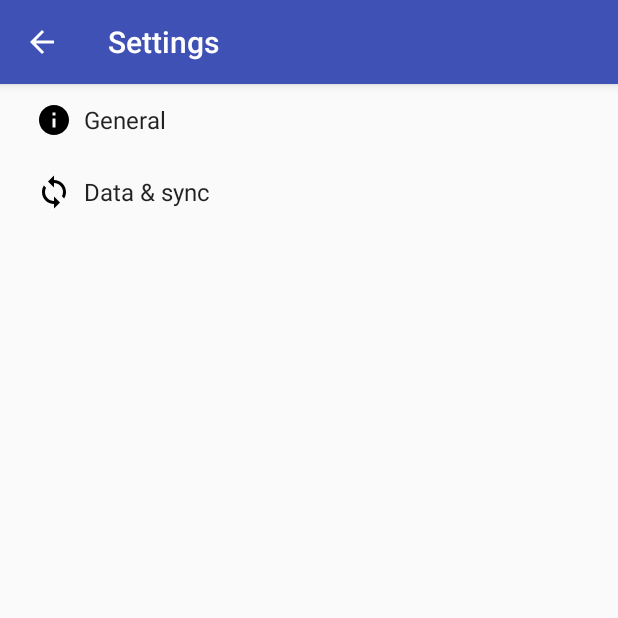
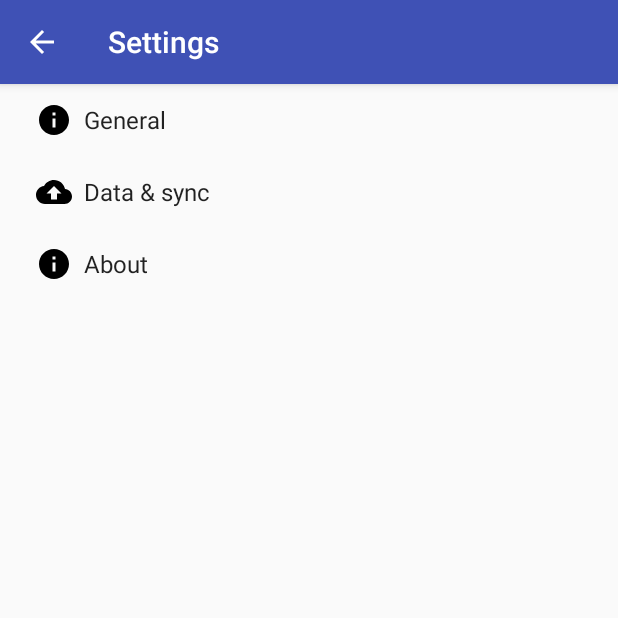
Before and after one commit to sreich/android-count-the-days, an Android app: the SettingsActivity screen opened directly, with no data from a screen before it, on a phone screen of 412 x 824 dp, the top half of it. Run offline under Robolectric (Android 15) with nearby library versions, the phone set to English and light mode, and no system bars; libraries missing offline, so code that uses them is left out: com.github.debop.kodatimes.

Commit message:
add beginning of 'about' section in settings, use better icons for settings

```diff
--- /dev/null
+++ b/app/src/main/res/drawable/ic_backup_black_24dp.xml
@@ -0,0 +1,9 @@
+<vector xmlns:android="http://schemas.android.com/apk/res/android"
+        android:width="24dp"
+        android:height="24dp"
+        android:viewportWidth="24.0"
+        android:viewportHeight="24.0">
+    <path
+        android:fillColor="#FF000000"
+        android:pathData="M19.35,10.04C18.67,6.59 15.64,4 12,4 9.11,4 6.6,5.64 5.35,8.04 2.34,8.36 0,10.91 0,14c0,3.31 2.69,6 6,6h13c2.76,0 5,-2.24 5,-5 0,-2.64 -2.05,-4.78 -4.65,-4.96zM14,13v4h-4v-4H7l5,-5 5,5h-3z"/>
+</vector>
--- a/app/src/main/res/values/strings.xml
+++ b/app/src/main/res/values/strings.xml
@@ -63,4 +63,5 @@
     <string name="confirmDialogNo">NO</string>
     <string name="importBackup">importBackup</string>
     <string name="exportBackup">exportBackup</string>
+    <string name="pref_header_about">About</string>
 </resources>
--- /dev/null
+++ b/app/src/main/res/xml/pref_about.xml
@@ -0,0 +1,13 @@
+<PreferenceScreen xmlns:android="http://schemas.android.com/apk/res/android">
+    <!-- NOTE: EditTextPreference accepts EditText attributes. -->
+    <!-- NOTE: EditTextPreference's summary should be set to its value by the activity code. -->
+    <EditTextPreference
+        android:capitalize="words"
+        android:defaultValue="@string/pref_default_display_name"
+        android:inputType="textCapWords"
+        android:key="example_text"
+        android:maxLines="1"
+        android:selectAllOnFocus="true"
+        android:singleLine="true"
+        android:title="@string/pref_title_display_name" />
+</PreferenceScreen>
--- a/app/src/main/res/xml/pref_headers.xml
+++ b/app/src/main/res/xml/pref_headers.xml
@@ -9,7 +9,12 @@
 
     <header
         android:fragment="sreich.countthedays.SettingsActivity$DataSyncPreferenceFragment"
-        android:icon="@drawable/ic_sync_black_24dp"
+        android:icon="@drawable/ic_backup_black_24dp"
         android:title="@string/pref_header_data_sync" />
 
+    <header
+        android:fragment="sreich.countthedays.SettingsActivity$AboutPreferenceFragment"
+        android:icon="@drawable/ic_info_black_24dp"
+        android:title="@string/pref_header_about" />
+
 </preference-headers>
```
Also changed, not shown: app/src/main/java/sreich/countthedays/SettingsActivity.kt (+24 -0 lines).
